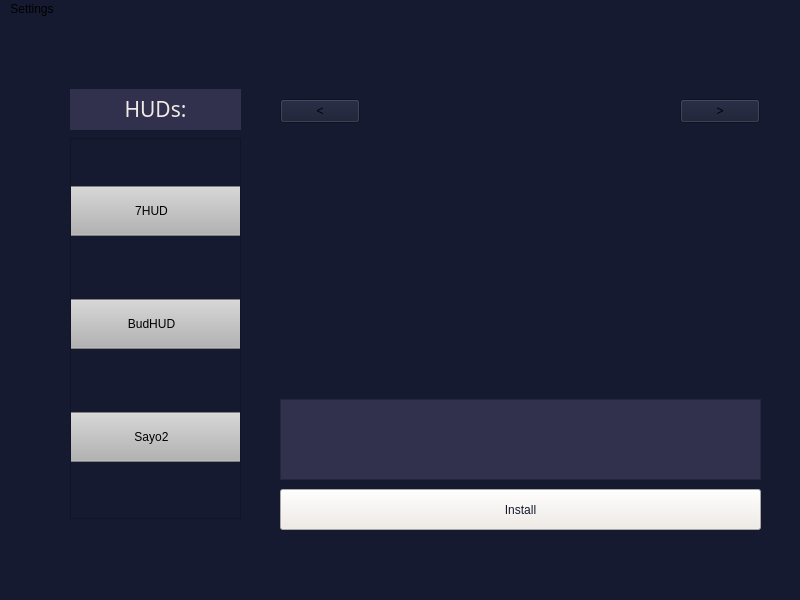
Qt form mainwindow.ui (Croudxd/YourHUDs) before a commit.
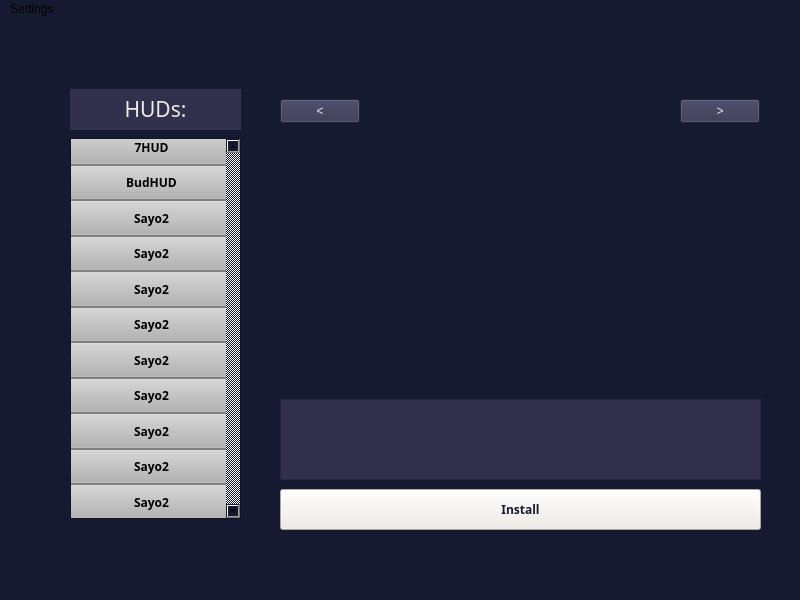
The same form after that commit.

Commit message: Adding more design to application, also added more push buttons.

```diff
--- a/mainwindow.ui
+++ b/mainwindow.ui
@@ -50,6 +50,12 @@
       <height>41</height>
      </rect>
     </property>
+    <property name="font">
+     <font>
+      <family>Segoe UI Black</family>
+      <bold>true</bold>
+     </font>
+    </property>
     <property name="styleSheet">
      <string notr="true">background-color: rgb(240, 235, 229);
 color: rgb(21, 26, 48);</string>
@@ -82,8 +88,29 @@
       <height>381</height>
      </rect>
     </property>
+    <property name="sizePolicy">
+     <sizepolicy hsizetype="Fixed" vsizetype="Fixed">
+      <horstretch>0</horstretch>
+      <verstretch>0</verstretch>
+     </sizepolicy>
+    </property>
+    <property name="acceptDrops">
+     <bool>false</bool>
+    </property>
+    <property name="lineWidth">
+     <number>0</number>
+    </property>
+    <property name="verticalScrollBarPolicy">
+     <enum>Qt::ScrollBarAlwaysOn</enum>
+    </property>
+    <property name="horizontalScrollBarPolicy">
+     <enum>Qt::ScrollBarAlwaysOff</enum>
+    </property>
+    <property name="sizeAdjustPolicy">
+     <enum>QAbstractScrollArea::AdjustToContentsOnFirstShow</enum>
+    </property>
     <property name="widgetResizable">
-     <bool>true</bool>
+     <bool>false</bool>
     </property>
     <widget class="QWidget" name="scrollAreaWidgetContents_2">
      <property name="geometry">
@@ -103,7 +130,13 @@
         <height>391</height>
        </rect>
       </property>
-      <layout class="QVBoxLayout" name="verticalLayout_3">
+      <layout class="QVBoxLayout" name="verticalLayout_3" stretch="0,0,0,0,0,0,0,0,0,0,0">
+       <property name="spacing">
+        <number>0</number>
+       </property>
+       <property name="sizeConstraint">
+        <enum>QLayout::SetDefaultConstraint</enum>
+       </property>
        <item>
         <widget class="QPushButton" name="button7Hud">
          <property name="maximumSize">
@@ -112,9 +145,14 @@
            <height>50</height>
           </size>
          </property>
+         <property name="font">
+          <font>
+           <family>Segoe UI Black</family>
+           <bold>true</bold>
+          </font>
+         </property>
          <property name="styleSheet">
           <string notr="true">color: rgb(0, 0, 0);
-alternate-background-color: rgb(0, 170, 0);
 background-color: rgb(179, 179, 179);</string>
          </property>
          <property name="text">
@@ -130,6 +168,12 @@
            <height>50</height>
           </size>
          </property>
+         <property name="font">
+          <font>
+           <family>Segoe UI Black</family>
+           <bold>true</bold>
+          </font>
+         </property>
          <property name="styleSheet">
           <string notr="true">color: rgb(0, 0, 0);
 background-color: rgb(179, 179, 179);</string>
@@ -147,6 +191,196 @@
            <height>50</height>
           </size>
          </property>
+         <property name="font">
+          <font>
+           <family>Segoe UI Black</family>
+           <bold>true</bold>
+          </font>
+         </property>
+         <property name="styleSheet">
+          <string notr="true">color: rgb(0, 0, 0);
+background-color: rgb(179, 179, 179);</string>
+         </property>
+         <property name="text">
+          <string>Sayo2</string>
+         </property>
+        </widget>
+       </item>
+       <item>
+        <widget class="QPushButton" name="buttonSayoHUD_2">
+         <property name="maximumSize">
+          <size>
+           <width>400</width>
+           <height>50</height>
+          </size>
+         </property>
+         <property name="font">
+          <font>
+           <family>Segoe UI Black</family>
+           <bold>true</bold>
+          </font>
+         </property>
+         <property name="styleSheet">
+          <string notr="true">color: rgb(0, 0, 0);
+background-color: rgb(179, 179, 179);</string>
+         </property>
+         <property name="text">
+          <string>Sayo2</string>
+         </property>
+        </widget>
+       </item>
+       <item>
+        <widget class="QPushButton" name="buttonSayoHUD_3">
+         <property name="maximumSize">
+          <size>
+           <width>400</width>
+           <height>50</height>
+          </size>
+         </property>
+         <property name="font">
+          <font>
+           <family>Segoe UI Black</family>
+           <bold>true</bold>
+          </font>
+         </property>
+         <property name="styleSheet">
+          <string notr="true">color: rgb(0, 0, 0);
+background-color: rgb(179, 179, 179);</string>
+         </property>
+         <property name="text">
+          <string>Sayo2</string>
+         </property>
+        </widget>
+       </item>
+       <item>
+        <widget class="QPushButton" name="buttonSayoHUD_4">
+         <property name="maximumSize">
+          <size>
+           <width>400</width>
+           <height>50</height>
+          </size>
+         </property>
+         <property name="font">
+          <font>
+           <family>Segoe UI Black</family>
+           <bold>true</bold>
+          </font>
+         </property>
+         <property name="styleSheet">
+          <string notr="true">color: rgb(0, 0, 0);
+background-color: rgb(179, 179, 179);</string>
+         </property>
+         <property name="text">
+          <string>Sayo2</string>
+         </property>
+        </widget>
+       </item>
+       <item>
+        <widget class="QPushButton" name="buttonSayoHUD_6">
+         <property name="maximumSize">
+          <size>
+           <width>400</width>
+           <height>50</height>
+          </size>
+         </property>
+         <property name="font">
+          <font>
+           <family>Segoe UI Black</family>
+           <bold>true</bold>
+          </font>
+         </property>
+         <property name="styleSheet">
+          <string notr="true">color: rgb(0, 0, 0);
+background-color: rgb(179, 179, 179);</string>
+         </property>
+         <property name="text">
+          <string>Sayo2</string>
+         </property>
+        </widget>
+       </item>
+       <item>
+        <widget class="QPushButton" name="buttonSayoHUD_7">
+         <property name="maximumSize">
+          <size>
+           <width>400</width>
+           <height>50</height>
+          </size>
+         </property>
+         <property name="font">
+          <font>
+           <family>Segoe UI Black</family>
+           <bold>true</bold>
+          </font>
+         </property>
+         <property name="styleSheet">
+          <string notr="true">color: rgb(0, 0, 0);
+background-color: rgb(179, 179, 179);</string>
+         </property>
+         <property name="text">
+          <string>Sayo2</string>
+         </property>
+        </widget>
+       </item>
+       <item>
+        <widget class="QPushButton" name="buttonSayoHUD_8">
+         <property name="maximumSize">
+          <size>
+           <width>400</width>
+           <height>50</height>
+          </size>
+         </property>
+         <property name="font">
+          <font>
+           <family>Segoe UI Black</family>
+           <bold>true</bold>
+          </font>
+         </property>
+         <property name="styleSheet">
+          <string notr="true">color: rgb(0, 0, 0);
+background-color: rgb(179, 179, 179);</string>
+         </property>
+         <property name="text">
+          <string>Sayo2</string>
+         </property>
+        </widget>
+       </item>
+       <item>
+        <widget class="QPushButton" name="buttonSayoHUD_9">
+         <property name="maximumSize">
+          <size>
+           <width>400</width>
+           <height>50</height>
+          </size>
+         </property>
+         <property name="font">
+          <font>
+           <family>Segoe UI Black</family>
+           <bold>true</bold>
+          </font>
+         </property>
+         <property name="styleSheet">
+          <string notr="true">color: rgb(0, 0, 0);
+background-color: rgb(179, 179, 179);</string>
+         </property>
+         <property name="text">
+          <string>Sayo2</string>
+         </property>
+        </widget>
+       </item>
+       <item>
+        <widget class="QPushButton" name="buttonSayoHUD_5">
+         <property name="maximumSize">
+          <size>
+           <width>400</width>
+           <height>50</height>
+          </size>
+         </property>
+         <property name="font">
+          <font>
+           <family>Segoe UI Black</family>
+           <bold>true</bold>
+          </font>
+         </property>
          <property name="styleSheet">
           <string notr="true">color: rgb(0, 0, 0);
 background-color: rgb(179, 179, 179);</string>
@@ -200,6 +434,10 @@
       <height>24</height>
      </rect>
     </property>
+    <property name="styleSheet">
+     <string notr="true">background-color: rgb(49, 49, 77);
+color: rgb(240, 235, 229);</string>
+    </property>
     <property name="text">
      <string>&lt;</string>
     </property>
@@ -213,6 +451,10 @@
       <height>24</height>
      </rect>
     </property>
+    <property name="styleSheet">
+     <string notr="true">background-color: rgb(49, 49, 77);
+color: rgb(240, 235, 229);</string>
+    </property>
     <property name="text">
      <string>&gt;</string>
     </property>
```
Left out of the diff: 5 changed lines with no effect on the pictures.
